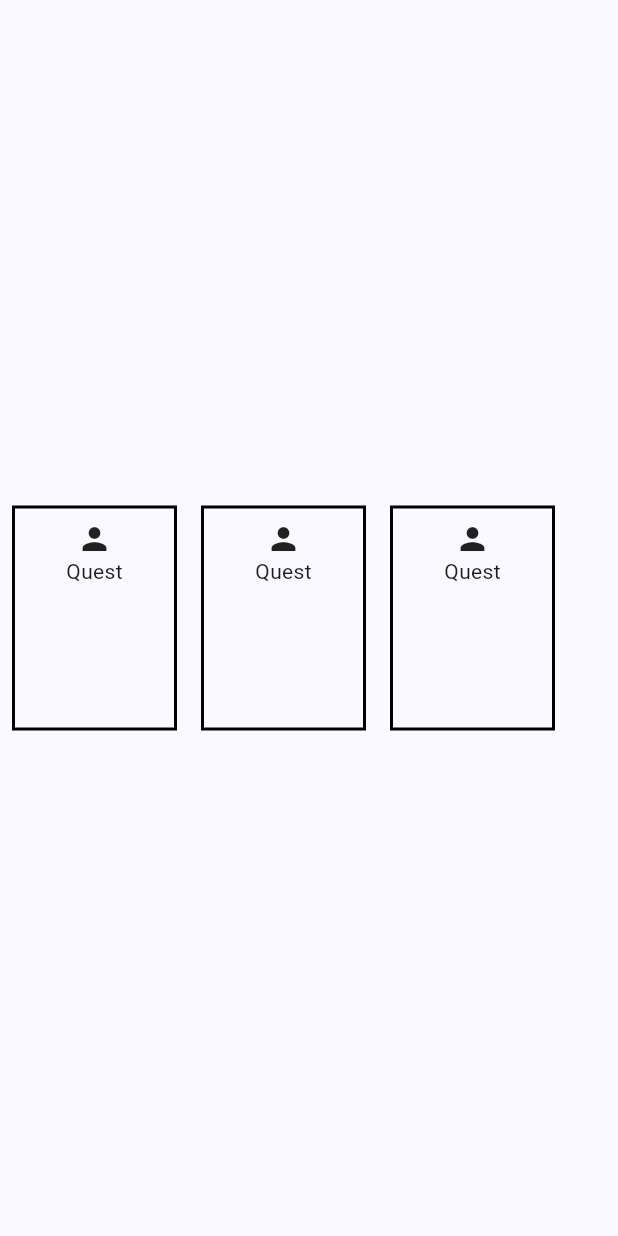
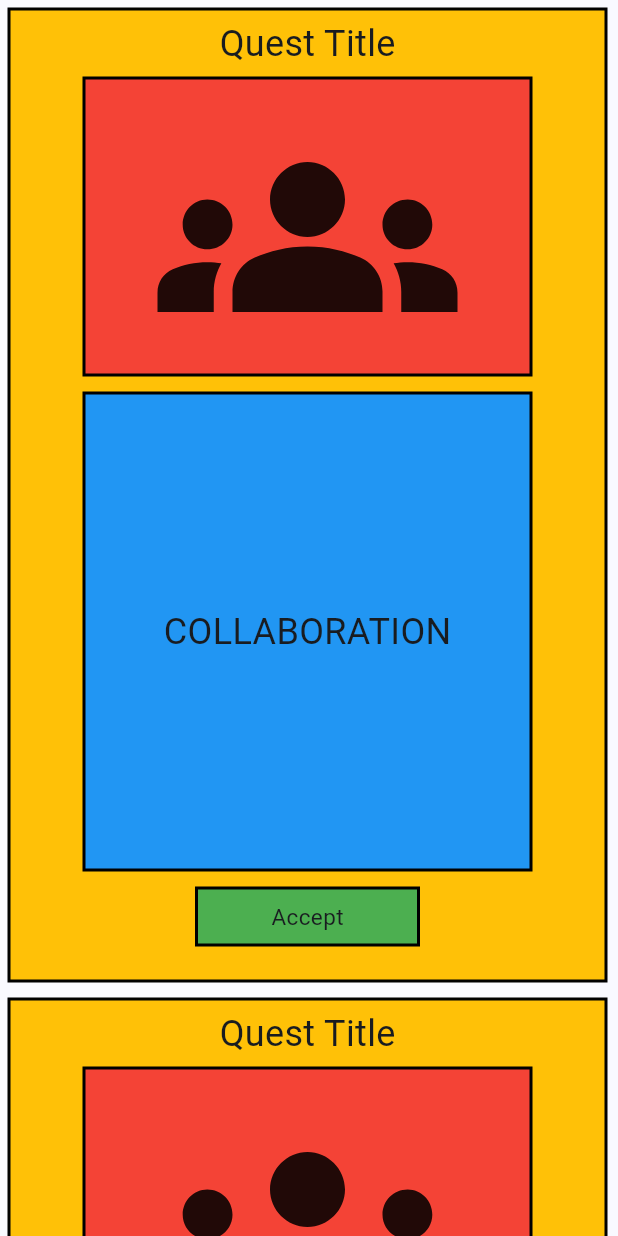
Before and after one commit to danniellejones/cp3405_project, a Flutter app: the QuestBoardWidget widget shown alone on an empty page, opened directly, on a phone screen of 412 x 824 dp. Run offline on Flutter 3.47's test engine with Material 2 defaults, Android fonts, the phone set to English and light mode, and no system bars; our stand-ins replace animated_text_kit, cloud_firestore, firebase_core, firebase_database, percent_indicator; missing offline and left inert: flutter_verification_code; accounts and stored records are empty; statements that could not run were skipped.

Commit message:
Add changes to the  build quest

```diff
--- /dev/null
+++ b/lib/Assets/Quest.dart
@@ -0,0 +1,8 @@
+// ignore: file_names
+class Quest {
+  String questTitle = '';
+  String questDescription = '';
+  double rewardPoints = 0;
+  String badge = '';
+
+}
--- a/lib/screens/screen_questboard.dart
+++ b/lib/screens/screen_questboard.dart
@@ -11,6 +11,7 @@ class QuestBoardScreen extends StatelessWidget {
       title: 'Quest Board',
       content: [
         QuestBoardWidget(),
+        // QuestBoard()
       ],
     );
   }
--- a/lib/widgets/quest_board_widget.dart
+++ b/lib/widgets/quest_board_widget.dart
@@ -4,19 +4,20 @@ import 'package:flutter/material.dart';
 
 class QuestBoardWidget extends StatelessWidget {
   final String questTitle;
+  final String questDescription;
 
-  const QuestBoardWidget({
-    super.key,
-    this.questTitle = 'Quest',
-  });
+  const QuestBoardWidget(
+      {super.key,
+      this.questTitle = 'Quest Title',
+      this.questDescription = 'COLLABORATION'});
 
   @override
   Widget build(BuildContext context) {
     return Column(
-      mainAxisAlignment: MainAxisAlignment.spaceEvenly,
-      crossAxisAlignment: CrossAxisAlignment.end,
+      // mainAxisAlignment: MainAxisAlignment.spaceEvenly,
+      // crossAxisAlignment: CrossAxisAlignment.end,
       children: [
-        Row(
+        Column(
           children: [
             buildQuest(),
             buildQuest(),
@@ -29,11 +30,12 @@ class QuestBoardWidget extends StatelessWidget {
 
   Widget buildQuest() {
     return Container(
-      margin: const EdgeInsets.all(8),
-      padding: const EdgeInsets.all(8),
-      height: 150,
-      width: 110,
+        margin: const EdgeInsets.all(5),
+        padding: const EdgeInsets.all(5),
+        height: 650,
+        width: 400,
         decoration: BoxDecoration(
+            color: Colors.amber,
             border: Border.all(
               color: Colors.black,
               width: 2,
@@ -41,11 +43,101 @@ class QuestBoardWidget extends StatelessWidget {
         child: Center(
           child: Column(
             children: [
-            const Icon(Icons.person),
-            Text(questTitle),
+              Text(
+                questTitle,
+                style: const TextStyle(fontSize: 24),
+              ),
+              Container(
+                margin: const EdgeInsets.all(5),
+                padding: const EdgeInsets.all(5),
+                height: 200,
+                width: 300,
+                decoration: BoxDecoration(
+                    color: Colors.red,
+                    border: Border.all(
+                      color: Colors.black,
+                      width: 2,
+                    )),
+                child: const Icon(Icons.groups, size: 200.0),
+              ),
+              Container(
+                margin: const EdgeInsets.all(5),
+                padding: const EdgeInsets.all(5),
+                height: 320,
+                width: 300,
+                decoration: BoxDecoration(
+                    color: Colors.blue,
+                    border: Border.all(
+                      color: Colors.black,
+                      width: 2,
+                    )),
+                child: Center(
+                    child: Text(
+                  questDescription,
+                  style: const TextStyle(fontSize: 24, fontStyle: ),
+                )),
+              ),
+              Container(
+                margin: const EdgeInsets.all(5),
+                padding: const EdgeInsets.all(5),
+                height: 40,
+                width: 150,
+                decoration: BoxDecoration(
+                    color: Colors.green,
+                    border: Border.all(
+                      color: Colors.black,
+                      width: 2,
+                    )),
+                // child: const Icon(Icons.groups, size: 20.0),
+                child: const Center(
+                    child: Text(
+                  'Accept',
+                  style: TextStyle(fontSize: 15),
+                )),
+              )
             ],
           ),
-      ),
-    );
+        ));
   }
+
+  //     @override
+  //     Widget build(BuildContext context) {
+  //     return GridView.count(
+  //       crossAxisCount: 3,
+  //       mainAxisSpacing: 2,
+  //       crossAxisSpacing: 2,
+  //       children: <Widget> [
+  //         buildQuest(),
+  //         buildQuest(),
+  //         buildQuest(),
+  //         buildQuest(),
+  //       ],
+  //     );
+
+  // }
+
+  // class QuestBoard extends StatelessWidget {
+  //   final List _posts = [
+  //     'post 1',
+  //     'post 2',
+  //     'post 3',
+  //   ];
+
+  // QuestBoard({super.key});
+
+  // @override
+  // Widget build(BuildContext context) {
+  //   return Column(
+  //     children: [
+  //       Expanded(child: ListView.builder(
+  //         itemCount: _posts.length,
+  //         itemBuilder: (context, index) {
+  //           return MyPostedQuest(
+  //             child: _posts[index],
+  //           );
+  //         }
+  //       ))
+  //     ],
+  //   );
+  // }
 }
```
Lines whose indentation alone changed are shown as unchanged.
